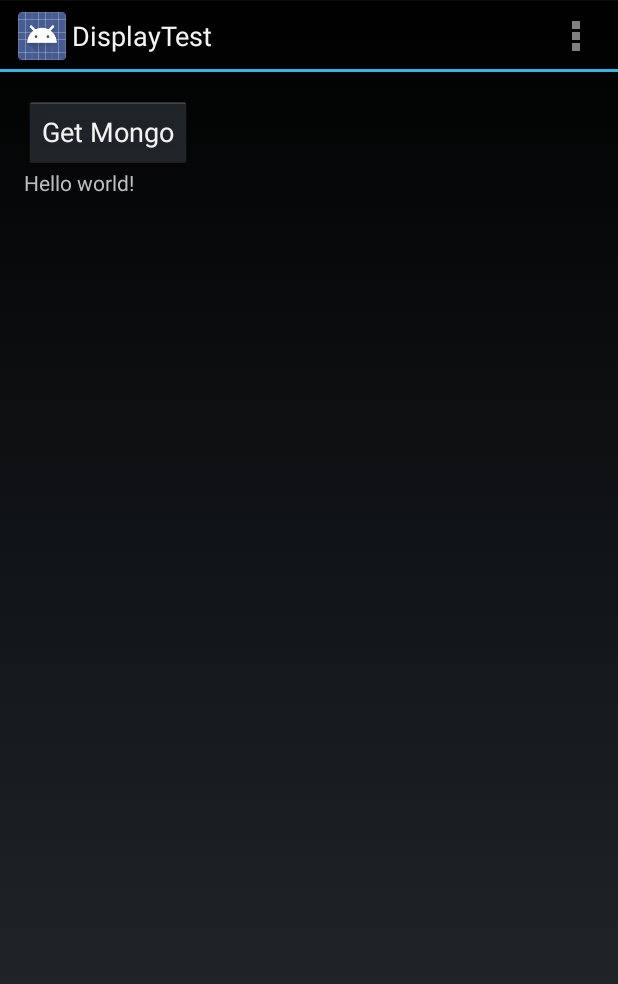
After one commit to nBeebz/ListGet, an Android app: the DisplayTest screen opened directly, with no data from a screen before it, on a phone screen of 412 x 824 dp. The commit adds this screen. Shown: the top 984 px of the screen. Run offline under Robolectric (Android 15) with nearby library versions, the phone set to English and light mode, and no system bars.

Commit message:
Added Mongo class for database access. Added Display interface for Activities that need to display mongo results Added Display test test activity for MongoDB access

```diff
--- a/app/src/main/AndroidManifest.xml
+++ b/app/src/main/AndroidManifest.xml
@@ -1,7 +1,7 @@
 <?xml version="1.0" encoding="utf-8"?>
 <manifest xmlns:android="http://schemas.android.com/apk/res/android"
     package="com.example.nav.listget" >
-
+    <uses-permission android:name="android.permission.INTERNET" />
     <application
         android:allowBackup="true"
         android:icon="@drawable/ic_launcher"
@@ -28,6 +28,10 @@
             android:name=".Activities.EditItemActivity"
             android:label="@string/title_activity_edit_item" >
         </activity>
+        <activity
+            android:name=".Activities.DisplayTest"
+            android:label="@string/title_activity_display_test" >
+        </activity>
     </application>
 
 </manifest>
--- /dev/null
+++ b/app/src/main/java/com/example/nav/listget/Activities/DisplayTest.java
@@ -0,0 +1,54 @@
+package com.example.nav.listget.Activities;
+
+import android.app.Activity;
+import android.os.Bundle;
+import android.view.Menu;
+import android.view.MenuItem;
+import android.view.View;
+import android.widget.TextView;
+
+import com.example.nav.listget.Interfaces.Display;
+import com.example.nav.listget.Mongo;
+import com.example.nav.listget.R;
+
+public class DisplayTest extends Activity implements Display {
+
+    private Mongo m;
+
+    @Override
+    protected void onCreate(Bundle savedInstanceState) {
+        super.onCreate(savedInstanceState);
+        setContentView(R.layout.activity_display_test);
+        m = new Mongo( this );
+    }
+
+
+    @Override
+    public boolean onCreateOptionsMenu(Menu menu) {
+        // Inflate the menu; this adds items to the action bar if it is present.
+        getMenuInflater().inflate(R.menu.display_test, menu);
+        return true;
+    }
+
+    @Override
+    public boolean onOptionsItemSelected(MenuItem item) {
+        // Handle action bar item clicks here. The action bar will
+        // automatically handle clicks on the Home/Up button, so long
+        // as you specify a parent activity in AndroidManifest.xml.
+        int id = item.getItemId();
+        if (id == R.id.action_settings) {
+            return true;
+        }
+        return super.onOptionsItemSelected(item);
+    }
+
+    public void getMongo( View v)
+    {
+        m.get( "users", 1 );
+    }
+
+    public void setDisplayList( String result )
+    {
+        ((TextView)findViewById(R.id.text)).setText( result );
+    }
+}
--- /dev/null
+++ b/app/src/main/java/com/example/nav/listget/Interfaces/Display.java
@@ -0,0 +1,9 @@
+package com.example.nav.listget.Interfaces;
+
+/**
+ * Created by Nav on 11/15/2014.
+ */
+public interface Display {
+
+    public void setDisplayList( String result );
+}
--- /dev/null
+++ b/app/src/main/res/layout/activity_display_test.xml
@@ -0,0 +1,25 @@
+<RelativeLayout xmlns:android="http://schemas.android.com/apk/res/android"
+    xmlns:tools="http://schemas.android.com/tools"
+    android:layout_width="match_parent"
+    android:layout_height="match_parent"
+    android:paddingLeft="@dimen/activity_horizontal_margin"
+    android:paddingRight="@dimen/activity_horizontal_margin"
+    android:paddingTop="@dimen/activity_vertical_margin"
+    android:paddingBottom="@dimen/activity_vertical_margin"
+    tools:context="com.example.nav.listget.Activities.DisplayTest">
+
+    <Button
+        android:id="@+id/btn"
+        android:layout_width="wrap_content"
+        android:layout_height="wrap_content"
+        android:text="Get Mongo"
+        android:onClick="getMongo"/>
+
+    <TextView
+        android:layout_below="@id/btn"
+        android:id="@+id/text"
+        android:text="@string/hello_world"
+        android:layout_width="wrap_content"
+        android:layout_height="wrap_content" />
+
+</RelativeLayout>
--- /dev/null
+++ b/app/src/main/res/menu/display_test.xml
@@ -0,0 +1,8 @@
+<menu xmlns:android="http://schemas.android.com/apk/res/android"
+    xmlns:tools="http://schemas.android.com/tools"
+    tools:context="com.example.nav.listget.Activities.DisplayTest" >
+    <item android:id="@+id/action_settings"
+        android:title="@string/action_settings"
+        android:orderInCategory="100"
+        android:showAsAction="never" />
+</menu>
--- a/app/src/main/res/values/strings.xml
+++ b/app/src/main/res/values/strings.xml
@@ -30,9 +30,9 @@
     <string name="delete">Delete</string>
     <string name="memo">memo</string>
     <string name="item">item</string>
-
     <string name="list_name">List Name</string>
     <string name="title_activity_edit_list">EditListActivity</string>
     <string name="title_activity_edit_item">EditItemActivity</string>
+    <string name="title_activity_display_test">DisplayTest</string>
 
 </resources>
```
Also changed, not shown: app/src/main/java/com/example/nav/listget/Activities/ItemActivity.java (+6 -1 lines), app/src/main/java/com/example/nav/listget/Mongo.java (added, +135 -0 lines).
